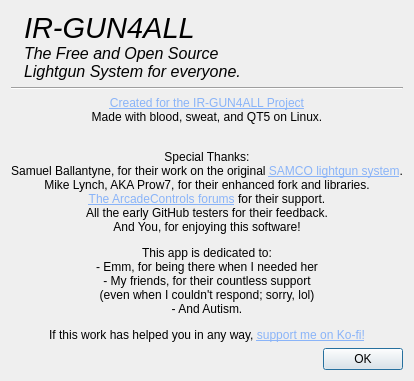
Above: about.ui from TeamOpenFIRE/OpenFIRE-App before the change. Below: the same form after it.
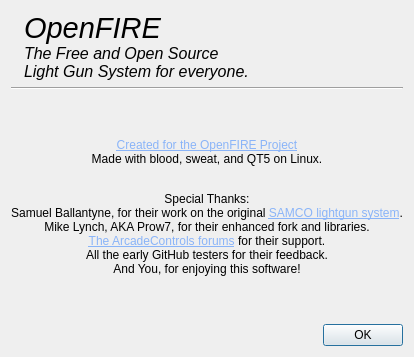
That is the form after the change.

```diff
--- a/about.ui
+++ b/about.ui
@@ -7,7 +7,7 @@
     <x>0</x>
     <y>0</y>
     <width>375</width>
-    <height>350</height>
+    <height>357</height>
    </rect>
   </property>
   <property name="windowTitle">
@@ -32,7 +32,7 @@
         </sizepolicy>
        </property>
        <property name="text">
-        <string>&lt;html&gt;&lt;head/&gt;&lt;body&gt;&lt;p&gt;&lt;span style=&quot; font-size:22pt; font-style:italic;&quot;&gt;IR-GUN4ALL&lt;br/&gt;&lt;/span&gt;&lt;span style=&quot; font-size:12pt; font-style:italic;&quot;&gt;The Free and Open Source&lt;br/&gt;Lightgun System for everyone.&lt;/span&gt;&lt;/p&gt;&lt;/body&gt;&lt;/html&gt;</string>
+        <string>&lt;html&gt;&lt;head/&gt;&lt;body&gt;&lt;p&gt;&lt;span style=&quot; font-size:22pt; font-style:italic;&quot;&gt;OpenFIRE&lt;br/&gt;&lt;/span&gt;&lt;span style=&quot; font-size:12pt; font-style:italic;&quot;&gt;The Free and Open Source&lt;br/&gt;Light Gun System for everyone.&lt;/span&gt;&lt;/p&gt;&lt;/body&gt;&lt;/html&gt;</string>
        </property>
       </widget>
      </item>
@@ -54,7 +54,7 @@
       </sizepolicy>
      </property>
      <property name="text">
-      <string>&lt;html&gt;&lt;head/&gt;&lt;body&gt;&lt;p align=&quot;center&quot;&gt;&lt;a href=&quot;https://github.com/SeongGino/ir-light-gun-plus&quot;&gt;&lt;span style=&quot; text-decoration: underline; color:#8ab4f8;&quot;&gt;Created for the IR-GUN4ALL Project&lt;br/&gt;&lt;/span&gt;&lt;/a&gt;Made with blood, sweat, and QT5 on Linux.&lt;br/&gt;&lt;/p&gt;&lt;p align=&quot;center&quot;&gt;Special Thanks:&lt;br/&gt;Samuel Ballantyne, for their work on the original &lt;a href=&quot;https://github.com/samuelballantyne/IR-Light-Gun&quot;&gt;&lt;span style=&quot; text-decoration: underline; color:#8ab4f8;&quot;&gt;SAMCO lightgun system&lt;/span&gt;&lt;/a&gt;.&lt;br/&gt;Mike Lynch, AKA Prow7, for their enhanced fork and libraries.&lt;br/&gt;&lt;a href=&quot;https://forum.arcadecontrols.com/index.php/board,20.0.html&quot;&gt;&lt;span style=&quot; text-decoration: underline; color:#8ab4f8;&quot;&gt;The ArcadeControls forums&lt;/span&gt;&lt;/a&gt; for their support.&lt;br/&gt;All the early GitHub testers for their feedback.&lt;br/&gt;And You, for enjoying this software!&lt;/p&gt;&lt;p align=&quot;center&quot;&gt;This app is dedicated to:&lt;br/&gt;- Emm, for being there when I needed her&lt;br/&gt;- My friends, for their countless support&lt;br/&gt;(even when I couldn't respond; sorry, lol)&lt;br/&gt;- And Autism.&lt;/p&gt;&lt;p align=&quot;center&quot;&gt;If this work has helped you in any way, &lt;a href=&quot;https://ko-fi.com/thatoneseong&quot;&gt;&lt;span style=&quot; text-decoration: underline; color:#8ab4f8;&quot;&gt;support me on Ko-fi!&lt;/span&gt;&lt;/a&gt;&lt;/p&gt;&lt;/body&gt;&lt;/html&gt;</string>
+      <string>&lt;html&gt;&lt;head/&gt;&lt;body&gt;&lt;p align=&quot;center&quot;&gt;&lt;a href=&quot;https://github.com/TeamOpenFIRE/OpenFIRE-App&quot;&gt;&lt;span style=&quot; text-decoration: underline; color:#8ab4f8;&quot;&gt;Created for the OpenFIRE Project&lt;br/&gt;&lt;/span&gt;&lt;/a&gt;Made with blood, sweat, and QT5 on Linux.&lt;br/&gt;&lt;/p&gt;&lt;p align=&quot;center&quot;&gt;Special Thanks:&lt;br/&gt;Samuel Ballantyne, for their work on the original &lt;a href=&quot;https://github.com/samuelballantyne/IR-Light-Gun&quot;&gt;&lt;span style=&quot; text-decoration: underline; color:#8ab4f8;&quot;&gt;SAMCO lightgun system&lt;/span&gt;&lt;/a&gt;.&lt;br/&gt;Mike Lynch, AKA Prow7, for their enhanced fork and libraries.&lt;br/&gt;&lt;a href=&quot;https://forum.arcadecontrols.com/index.php/board,20.0.html&quot;&gt;&lt;span style=&quot; text-decoration: underline; color:#8ab4f8;&quot;&gt;The ArcadeControls forums&lt;/span&gt;&lt;/a&gt; for their support.&lt;br/&gt;All the early GitHub testers for their feedback.&lt;br/&gt;And You, for enjoying this software!&lt;/p&gt;&lt;/body&gt;&lt;/html&gt;</string>
      </property>
     </widget>
    </item>
```
